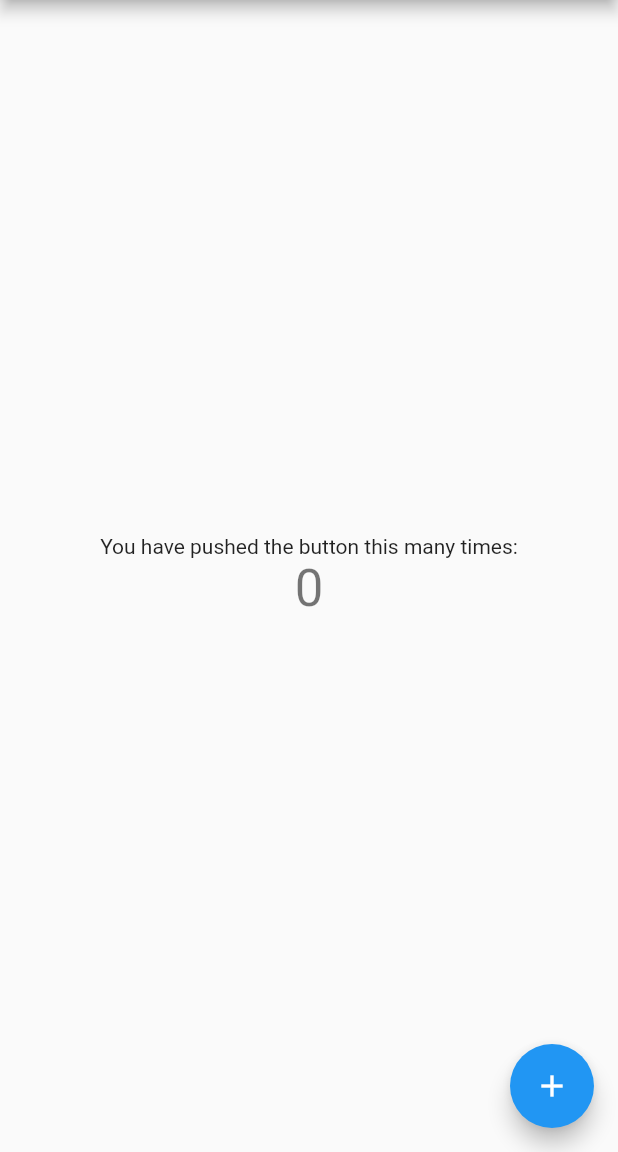
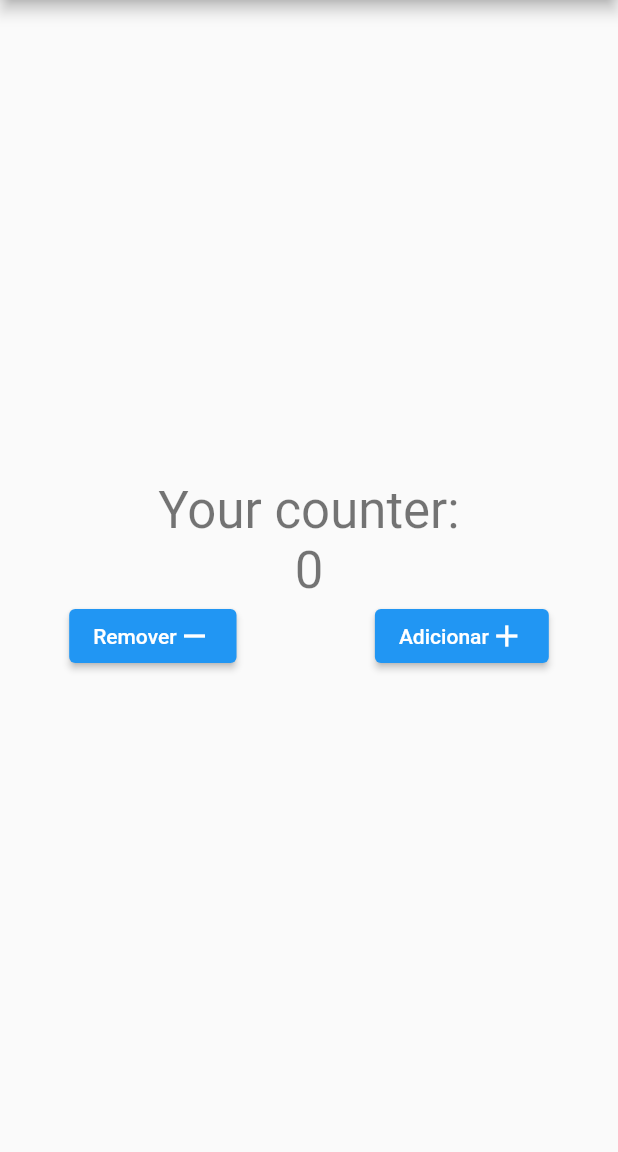
Before and after one commit to jaymeco/Sporify-Clone-Flutter, a Flutter app: the screen it shows after launch, on a phone screen of 412 x 824 dp, the part 84-1236 px from its top. Run offline on Flutter 3.47's test engine with Material 2 defaults, Android fonts, the phone set to English and light mode, and no system bars.

Commit message:
refactor(lib/main.dart): Modifica implementação do contador e adicionar ação de decrementar.

```diff
--- a/lib/main.dart
+++ b/lib/main.dart
@@ -61,6 +61,15 @@ class _MyHomePageState extends State<MyHomePage> {
     });
   }
 
+  void _decrementCounter() {
+    if (_counter == 0) {
+      return;
+    }
+    setState(() {
+      _counter--;
+    });
+  }
+
   @override
   Widget build(BuildContext context) {
     // This method is rerun every time setState is called, for instance as done
@@ -95,21 +104,33 @@ class _MyHomePageState extends State<MyHomePage> {
           // horizontal).
           mainAxisAlignment: MainAxisAlignment.center,
           children: <Widget>[
-            const Text(
-              'You have pushed the button this many times:',
+            Text(
+              'Your counter:',
+              style: Theme.of(context).textTheme.headline4,
             ),
             Text(
               '$_counter',
               style: Theme.of(context).textTheme.headline4,
             ),
+            Row(
+              mainAxisAlignment: MainAxisAlignment.spaceAround,
+              children: <Widget>[
+                ElevatedButton(
+                  onPressed: _decrementCounter,
+                  child: Row(
+                    children: const [Text('Remover'), Icon(Icons.remove)],
+                  ),
+                ),
+                ElevatedButton(
+                    onPressed: _incrementCounter,
+                    child: Row(
+                      children: const [Text('Adicionar'), Icon(Icons.add)],
+                    )),
+              ],
+            ),
           ],
         ),
       ),
-      floatingActionButton: FloatingActionButton(
-        onPressed: _incrementCounter,
-        tooltip: 'Increment',
-        child: const Icon(Icons.add),
-      ), // This trailing comma makes auto-formatting nicer for build methods.
     );
   }
 }
```
